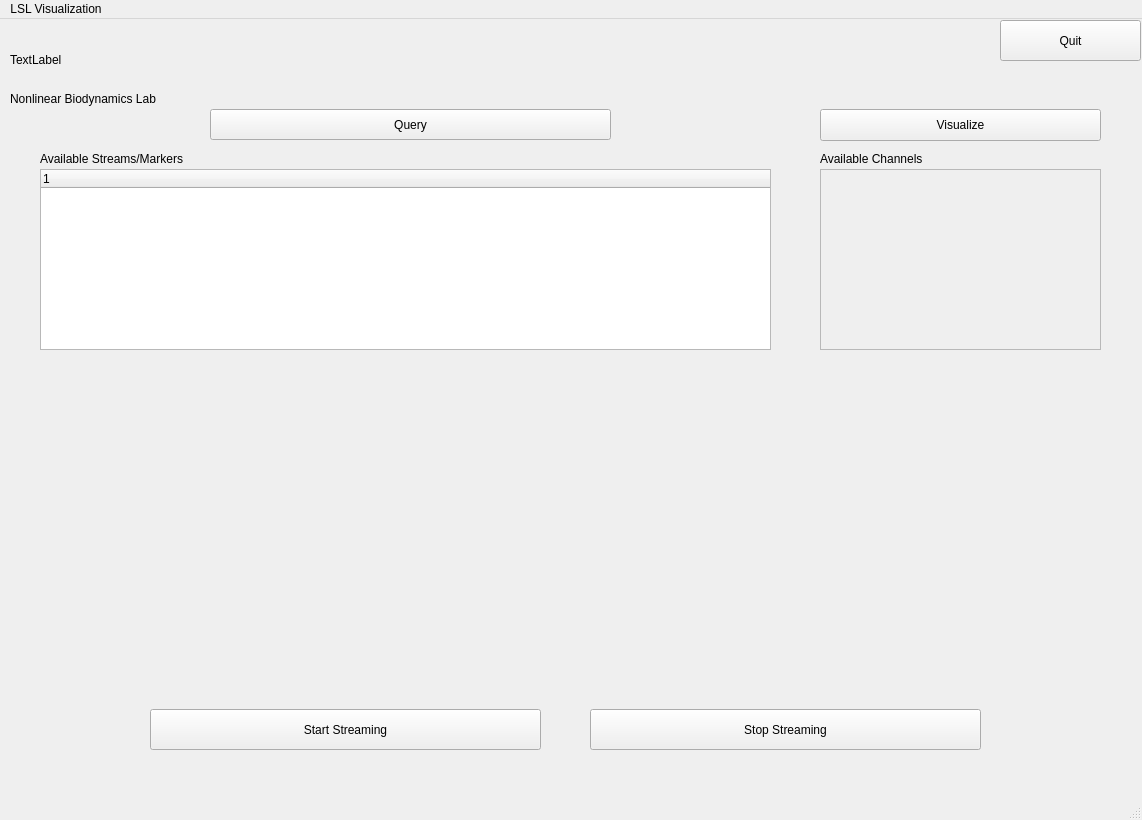
Above: LSL_visualization.ui from soheilbr82/lslbuffer before the change. Below: the same form after it.
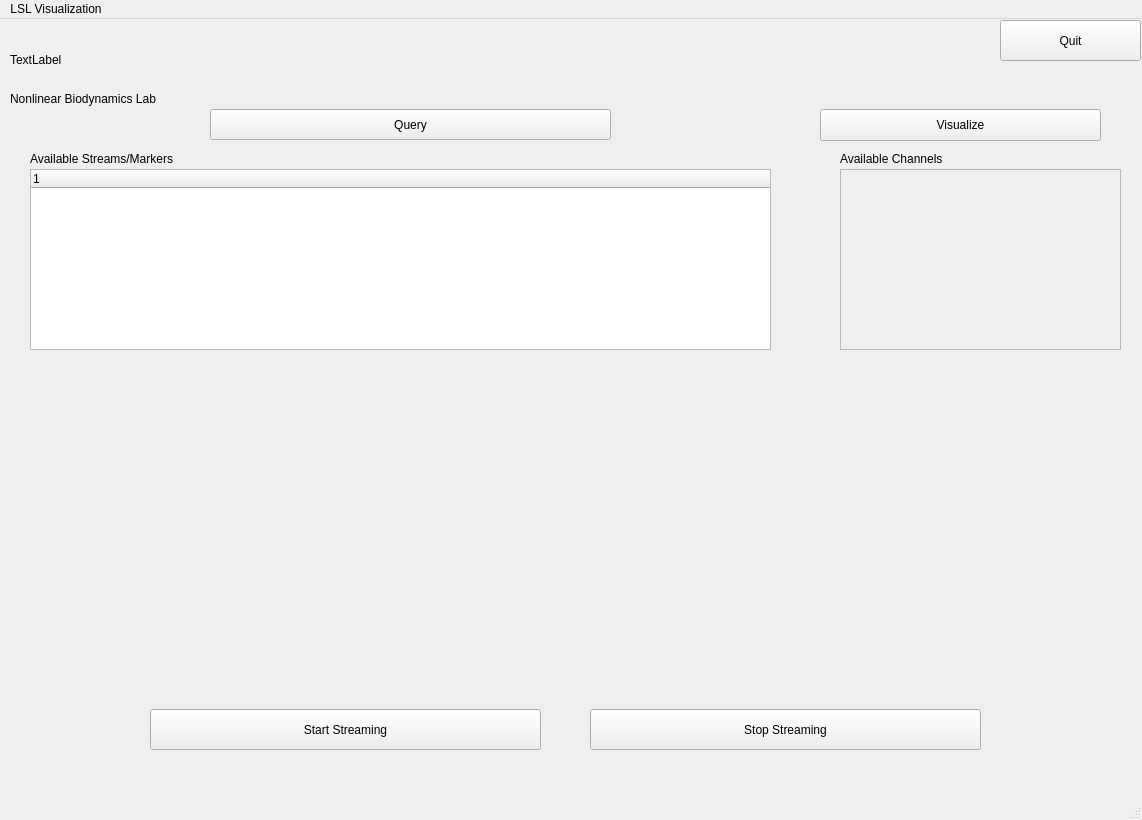
That is the form after the change.

Commit message: Added Notch and Butter Filter.

```diff
--- a/LSL_visualization.ui
+++ b/LSL_visualization.ui
@@ -30,7 +30,7 @@
    <widget class="QLabel" name="label_2">
     <property name="geometry">
      <rect>
-      <x>40</x>
+      <x>30</x>
       <y>130</y>
       <width>181</width>
       <height>20</height>
@@ -56,7 +56,7 @@
    <widget class="QScrollArea" name="channelView">
     <property name="geometry">
      <rect>
-      <x>820</x>
+      <x>840</x>
       <y>150</y>
       <width>281</width>
       <height>181</height>
@@ -79,7 +79,7 @@
    <widget class="QLabel" name="label_3">
     <property name="geometry">
      <rect>
-      <x>820</x>
+      <x>840</x>
       <y>130</y>
       <width>181</width>
       <height>20</height>
@@ -92,9 +92,9 @@
    <widget class="QTreeWidget" name="streamMetaData">
     <property name="geometry">
      <rect>
-      <x>40</x>
+      <x>30</x>
       <y>150</y>
-      <width>731</width>
+      <width>741</width>
       <height>181</height>
      </rect>
     </property>
@@ -133,9 +133,9 @@
    <widget class="QWidget" name="gridLayoutWidget">
     <property name="geometry">
      <rect>
-      <x>40</x>
+      <x>30</x>
       <y>340</y>
-      <width>1061</width>
+      <width>921</width>
       <height>291</height>
      </rect>
     </property>
```
Left out of the diff: 11 changed lines with no effect on the pictures. The commit also changes 2 other files.
